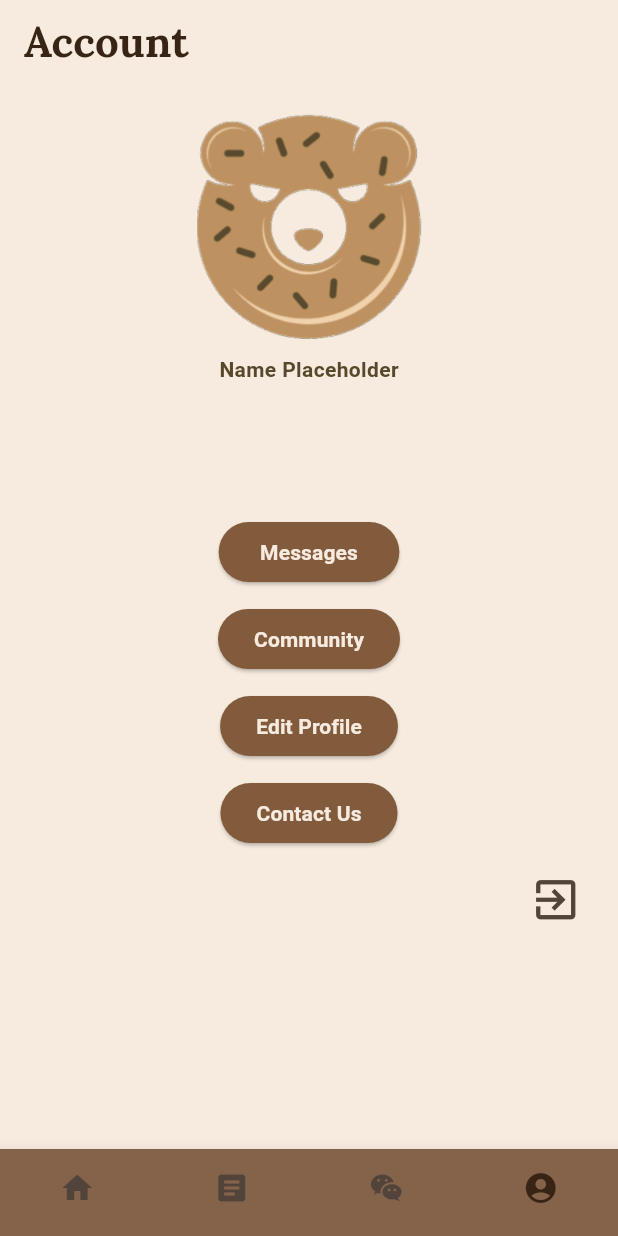
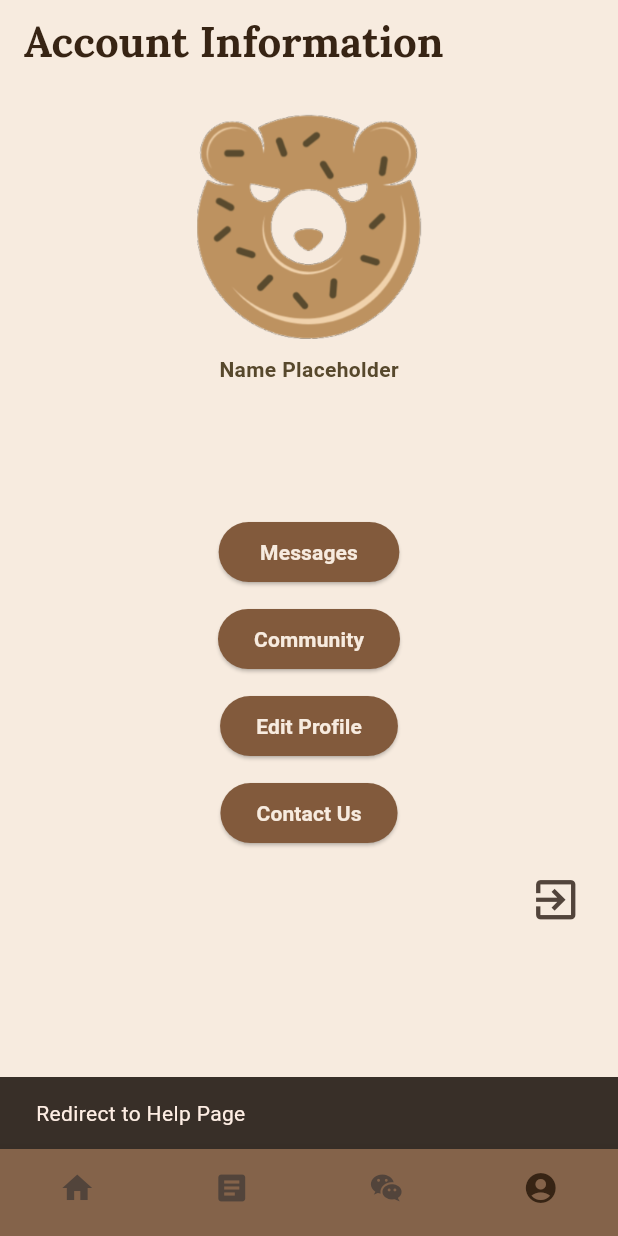
Before and after one commit to LilliAP/Customer_Engagement_Mobile_App, a Flutter app: the screen it shows once a user with an empty profile is signed in, item 4 of the bottom bar chosen, after a tap on "Contact Us", on a phone screen of 412 x 824 dp. Run offline on Flutter 3.47's test engine with Material 3 defaults, Android fonts, the light colour scheme and no system bars; our stand-ins replace cloud_firestore, firebase_auth, firebase_core, firebase_messaging, google_fonts; missing offline and left inert: flutter_quill; accounts and stored records are empty.

Commit message:
General Code Cleanup

```diff
--- a/lib/screens/account_wrapper.dart
+++ b/lib/screens/account_wrapper.dart
@@ -13,7 +13,7 @@ class AccountWrapper extends StatelessWidget {
       return const UserAccountPartial();
     }
     else{
-      return const GuestAccountPartial();
+      return const GuestPartial();
     }
   }
 }
--- a/lib/screens/guest_account_partial.dart
+++ b/lib/screens/guest_account_partial.dart
@@ -1,8 +1,8 @@
 import 'package:flutter/material.dart';
 import 'package:google_fonts/google_fonts.dart';
 
-class GuestAccountPartial extends StatelessWidget {
-  const GuestAccountPartial({super.key});
+class GuestPartial extends StatelessWidget {
+  const GuestPartial({super.key});
 
   @override
   Widget build(BuildContext context) {
--- a/lib/screens/user_account_partial.dart
+++ b/lib/screens/user_account_partial.dart
@@ -12,7 +12,7 @@ class UserAccountPartial extends StatelessWidget {
     return Scaffold(
       appBar: AppBar(
         title: Text(
-          "Account",
+          "Account Information",
           style: GoogleFonts.lora(
             fontWeight: FontWeight.bold,
             fontSize: 28.0
@@ -76,7 +76,9 @@ class UserAccountPartial extends StatelessWidget {
             const SizedBox(height: 10.0),
             ElevatedButton(
               onPressed: () async {
-                  // NOT IMPLEMENTING
+                ScaffoldMessenger.of(context).showSnackBar(
+                  const SnackBar(content: Text('Redirect to Help Page'))
+                );
               },
               child: const Text(
                 'Contact Us',
```
